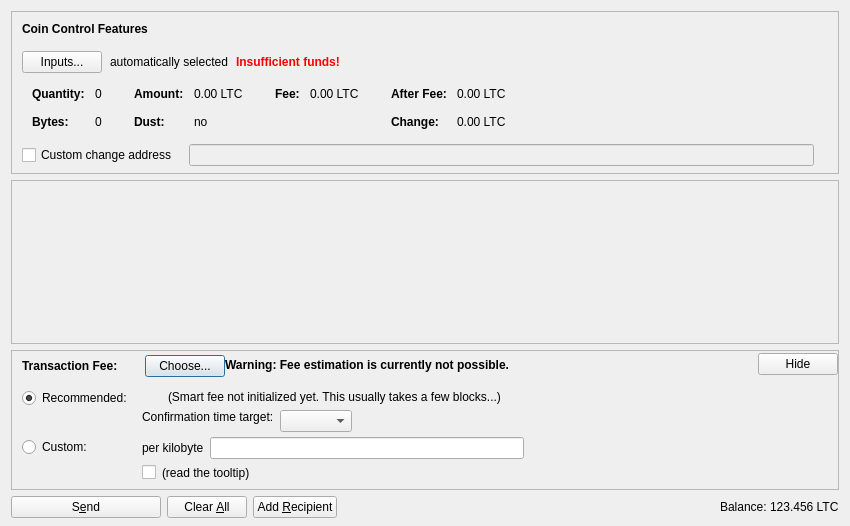
Before: the Qt Designer form src/qt/forms/sendcoinsdialog.ui in utarn/litecoin, drawn with Qt 5.
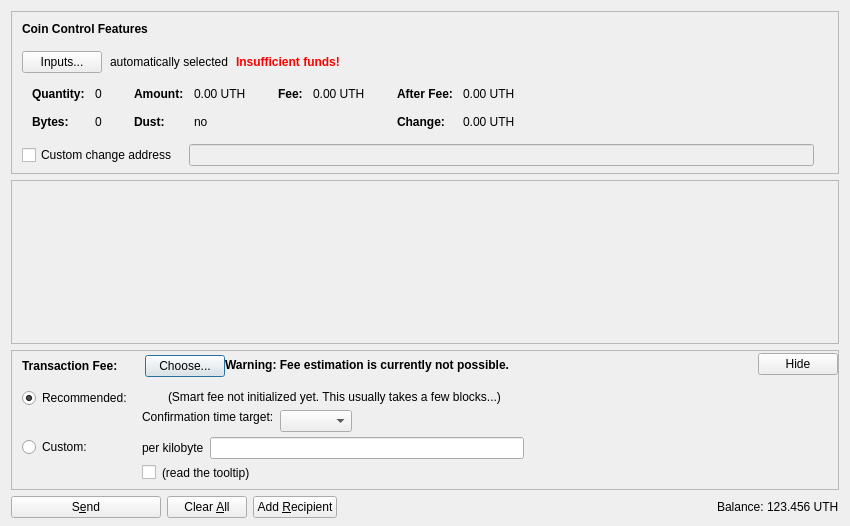
After: the same form once the commit is applied. Icons and pictures are not drawn. Custom widgets are drawn as their Qt base class.

What changed in the file:
```diff
--- a/src/qt/forms/sendcoinsdialog.ui
+++ b/src/qt/forms/sendcoinsdialog.ui
@@ -324,7 +324,7 @@
                   <enum>Qt::ActionsContextMenu</enum>
                  </property>
                  <property name="text">
-                  <string notr="true">0.00 LTC</string>
+                  <string notr="true">0.00 UTH</string>
                  </property>
                  <property name="textInteractionFlags">
                   <set>Qt::LinksAccessibleByMouse|Qt::TextSelectableByKeyboard|Qt::TextSelectableByMouse</set>
@@ -404,7 +404,7 @@
                   <enum>Qt::ActionsContextMenu</enum>
                  </property>
                  <property name="text">
-                  <string notr="true">0.00 LTC</string>
+                  <string notr="true">0.00 UTH</string>
                  </property>
                  <property name="textInteractionFlags">
                   <set>Qt::LinksAccessibleByMouse|Qt::TextSelectableByKeyboard|Qt::TextSelectableByMouse</set>
@@ -455,7 +455,7 @@
                   <enum>Qt::ActionsContextMenu</enum>
                  </property>
                  <property name="text">
-                  <string notr="true">0.00 LTC</string>
+                  <string notr="true">0.00 UTH</string>
                  </property>
                  <property name="textInteractionFlags">
                   <set>Qt::LinksAccessibleByMouse|Qt::TextSelectableByKeyboard|Qt::TextSelectableByMouse</set>
@@ -484,7 +484,7 @@
                   <enum>Qt::ActionsContextMenu</enum>
                  </property>
                  <property name="text">
-                  <string notr="true">0.00 LTC</string>
+                  <string notr="true">0.00 UTH</string>
                  </property>
                  <property name="textInteractionFlags">
                   <set>Qt::LinksAccessibleByMouse|Qt::TextSelectableByKeyboard|Qt::TextSelectableByMouse</set>
@@ -1237,7 +1237,7 @@
           <cursorShape>IBeamCursor</cursorShape>
          </property>
          <property name="text">
-          <string notr="true">123.456 LTC</string>
+          <string notr="true">123.456 UTH</string>
          </property>
          <property name="textInteractionFlags">
           <set>Qt::LinksAccessibleByMouse|Qt::TextSelectableByKeyboard|Qt::TextSelectableByMouse</set>
```
Left out of the diff: 4 changed lines with no effect on the pictures.
